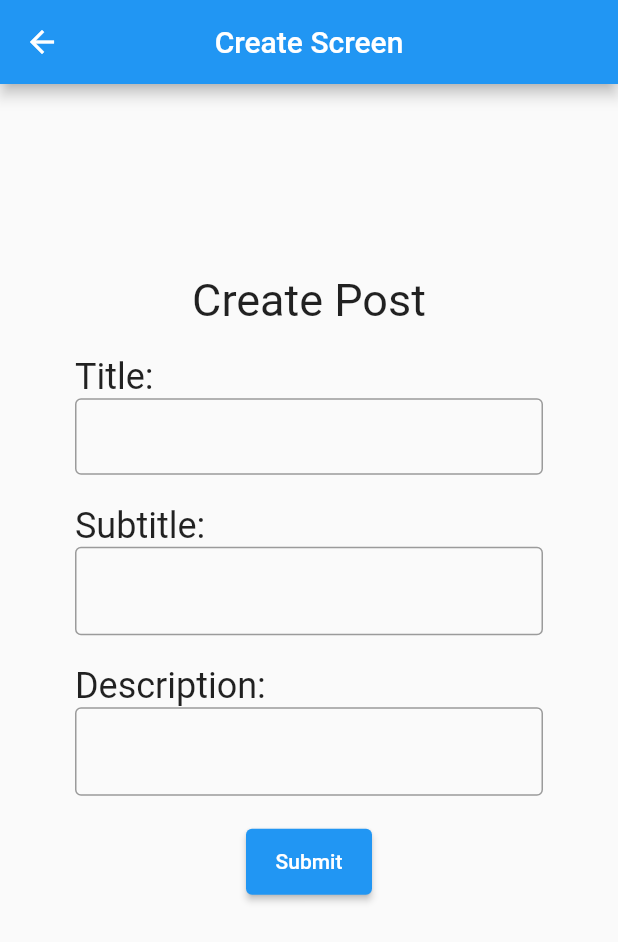
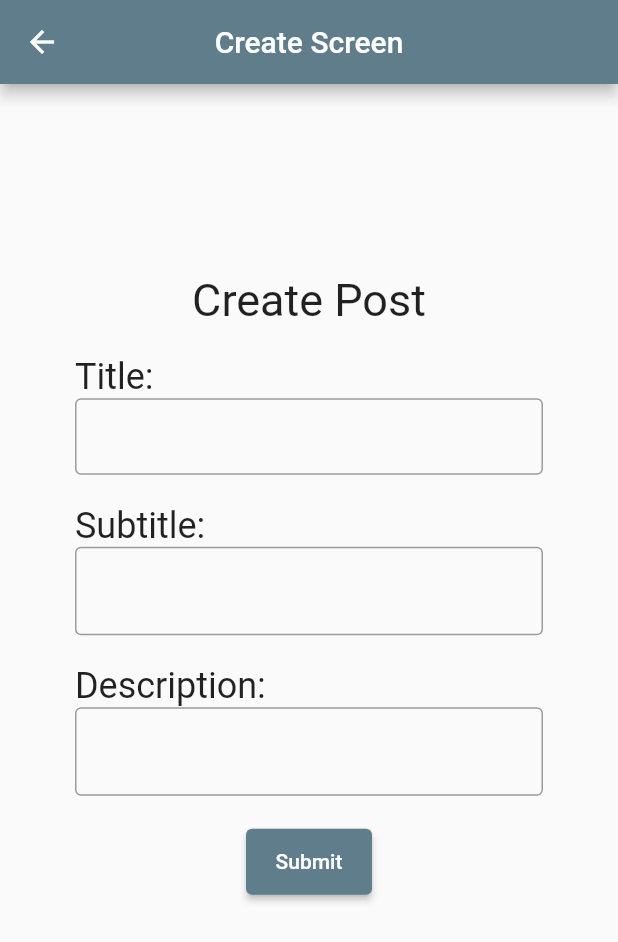
Before and after one commit to NomanShariq/Social_app, a Flutter app: the screen it shows after launch, after a tap on the "add" icon, on a phone screen of 412 x 824 dp. Shown: the top 942 px of the screen. Run offline on Flutter 3.47's test engine with Material 2 defaults, Android fonts, the phone set to English and light mode, and no system bars; our stand-ins replace get.

Commit message:
trying edit form

```diff
--- a/lib/main.dart
+++ b/lib/main.dart
@@ -27,7 +27,7 @@ class _MyAppState extends State<MyApp> {
       debugShowCheckedModeBanner: false,
       title: 'Flutter Demo',
       theme: ThemeData(
-        primarySwatch: Colors.blue,
+        primarySwatch: Colors.blueGrey,
       ),
       home: HomeScreen(),
     );
@@ -40,6 +40,22 @@ class _MyAppState extends State<MyApp> {
   TextEditingController descrptionController = TextEditingController();
 
   final List<PostModel> posts = [];
+
+  // editPost(
+  //     String postId, String postTitle, String postSubtitle, String postDesc) {
+  //   final updatePost = PostModel(
+  //       id: postId,
+  //       title: postTitle,
+  //       subtitle: postSubtitle,
+  //       description: postDesc);
+  //   setState(() {
+  //     posts.replace(updatePost);
+  //   });
+  //   // var postId = posts.id.toString();
+  //   // var postTitle = post.title.toString();
+  //   // var postSubtitle = post.subtitle.toString();
+  //   // var postDesc = post.description.toString();
+  // }
 
   void addnewPost(String title, String subtitle, String desc) {
     final newPost = PostModel(
--- a/lib/screens/create_postscreen.dart
+++ b/lib/screens/create_postscreen.dart
@@ -1,5 +1,4 @@
 import 'package:flutter/material.dart';
-import 'package:get/get_connect/http/src/utils/utils.dart';
 
 class CreatePostScreen extends StatefulWidget {
   final Function addpost;
--- a/lib/screens/home_screen.dart
+++ b/lib/screens/home_screen.dart
@@ -79,19 +79,21 @@ class _HomeScreenState extends State<HomeScreen> {
                                   post: posts[index],
                                   deletePost: (String id) {
                                     setState(() {
-                                    posts.removeWhere((post) => post.id == id);
+                                      posts
+                                          .removeWhere((post) => post.id == id);
                                     });
                                     Navigator.pop(context);
                                   },
                                 ))),
                     child: Container(
-                    margin: EdgeInsets.symmetric(horizontal: 10, vertical: 20),
+                      margin:
+                          EdgeInsets.symmetric(horizontal: 10, vertical: 20),
                       decoration: BoxDecoration(
                         color: Colors.white,
                         border: Border.all(color: Colors.black, width: 1),
                         borderRadius: BorderRadius.circular(30),
                       ),
-                    padding: EdgeInsets.fromLTRB(20, 20, 0, 0),
+                      padding: EdgeInsets.fromLTRB(20, 20, 0, 20),
                       child: Column(
                         crossAxisAlignment: CrossAxisAlignment.start,
                         children: [
@@ -101,7 +103,8 @@ class _HomeScreenState extends State<HomeScreen> {
                                 fontSize: 28, fontWeight: FontWeight.bold),
                           ),
                           Text(posts[index].subtitle.toString(),
-                            style: TextStyle(fontSize: 17, color: Colors.grey)),
+                              style:
+                                  TextStyle(fontSize: 17, color: Colors.grey)),
                           SizedBox(
                             height: 5,
                           ),
@@ -125,26 +128,10 @@ class _HomeScreenState extends State<HomeScreen> {
                             " less than one minute ago",
                             style: TextStyle(fontStyle: FontStyle.italic),
                           ),
-                        TextButton(
-                            onPressed: () {
-                              Get.to(() => PostDetails(
-                                    post: posts[index],
-                                    deletePost: () {},
-                                  ));
-                            },
-                            style: ButtonStyle(
-                              padding: MaterialStateProperty.all<EdgeInsets>(
-                                  EdgeInsets.fromLTRB(0, 0, 0, 0)),
-                            ),
-                            child: Text(
-                              "For More Information",
-                              style: TextStyle(),
-                            )),
                         ],
                       ),
                     ),
-                ),
-              );
+                  ));
             }),
       ),
       floatingActionButton: FloatingActionButton(
--- a/lib/screens/post_details.dart
+++ b/lib/screens/post_details.dart
@@ -45,7 +45,11 @@ class PostDetails extends StatelessWidget {
                         iconSize: 30,
                         color: Colors.green,
                         onPressed: () {
-                          Get.to(() => UpdatePostScreen(post));
+
+
+                          Get.to(
+                            UpdatePostScreen(post),
+                          );
                         },
                         icon: Icon(Icons.edit)),
                     IconButton(
```
Also changed, not shown: lib/screens/update_postscreen.dart (+15 -16 lines), 1 other file. Lines whose indentation alone changed are shown as unchanged.
